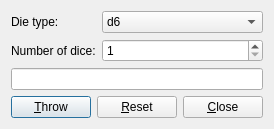
This is sources/windows/DiceDialog.ui in ViviCoder/GM-Assistant as Qt 5 draws it before an edit. The edited form follows.
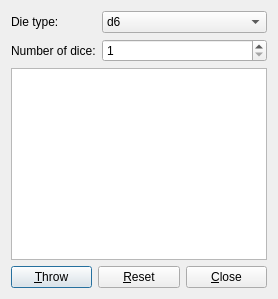
This is the edited form.

Commit message: Issue #121: raised dice number limit to default (99)

The edit to the form file:
```diff
--- a/sources/windows/DiceDialog.ui
+++ b/sources/windows/DiceDialog.ui
@@ -7,7 +7,7 @@
     <x>0</x>
     <y>0</y>
     <width>305</width>
-    <height>172</height>
+    <height>198</height>
    </rect>
   </property>
   <property name="windowTitle">
@@ -96,15 +96,12 @@
        <property name="minimum">
         <number>1</number>
        </property>
-       <property name="maximum">
-        <number>10</number>
-       </property>
       </widget>
      </item>
     </layout>
    </item>
    <item>
-    <widget class="QLineEdit" name="lineResult">
+    <widget class="QPlainTextEdit" name="textResult">
      <property name="readOnly">
       <bool>true</bool>
      </property>
```
The commit also changes 1 other file.
